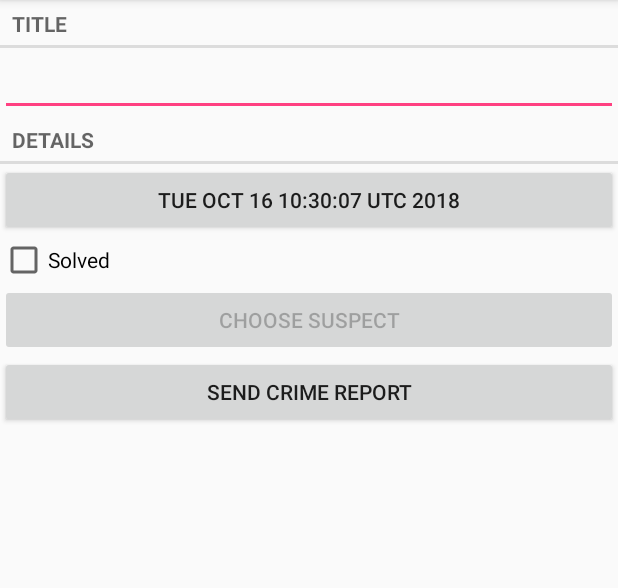
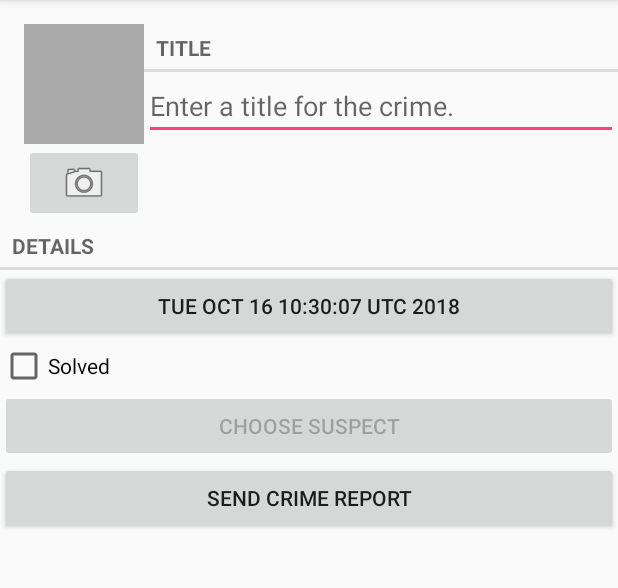
Before and after one commit to LiuShengchieh/Android_Programming, an Android app: the CrimeFragment screen opened directly, with no data from a screen before it, on a phone screen of 412 x 824 dp, the part 84-672 px from its top. Run offline under Robolectric (Android 15) with nearby library versions, the phone set to English and light mode, and no system bars.

Commit message:
第16章

```diff
--- a/CriminalIntent/app/src/main/java/com/bignerdranch/android/criminalintent/Crime.java
+++ b/CriminalIntent/app/src/main/java/com/bignerdranch/android/criminalintent/Crime.java
@@ -1,4 +1,6 @@
 package com.bignerdranch.android.criminalintent;
+
+import android.support.annotation.VisibleForTesting;
 
 import java.util.Date;
 import java.util.UUID;
@@ -65,4 +67,9 @@
     public void setSuspect(String suspect) {
         mSuspect = suspect;
     }
+
+    public String getPhotoFilename() {
+        return "IMG_" + getId().toString() + ".jpg";
+    }
+
 }
--- a/CriminalIntent/app/src/main/java/com/bignerdranch/android/criminalintent/CrimeFragment.java
+++ b/CriminalIntent/app/src/main/java/com/bignerdranch/android/criminalintent/CrimeFragment.java
@@ -4,13 +4,17 @@
 import android.app.DatePickerDialog;
 import android.content.Intent;
 import android.content.pm.PackageManager;
+import android.content.pm.ResolveInfo;
 import android.database.Cursor;
+import android.graphics.Bitmap;
 import android.net.Uri;
 import android.os.Bundle;
 import android.provider.ContactsContract;
+import android.provider.MediaStore;
 import android.support.annotation.Nullable;
 import android.support.v4.app.Fragment;
 import android.support.v4.app.FragmentManager;
+import android.support.v4.content.FileProvider;
 import android.support.v4.os.ResultReceiver;
 import android.support.v4.view.GravityCompat;
 import android.text.Editable;
@@ -24,8 +28,12 @@
 import android.widget.CompoundButton;
 import android.widget.CompoundButton.OnCheckedChangeListener;
 import android.widget.EditText;
+import android.widget.ImageButton;
+import android.widget.ImageView;
 
+import java.io.File;
 import java.util.Date;
+import java.util.List;
 import java.util.UUID;
 
 /**
@@ -43,13 +51,17 @@
 
     private static final int REQUEST_DATE = 0;
     private static final int REQUEST_CONTACT = 1;
+    private static final int REQUEST__PHOTO = 2;
 
     private Crime mCrime;
+    private File mPhotoFile;
     private EditText mTitleField;
     private Button mDateButton;
     private CheckBox mSolvedCheckBox;
     private Button mSuspectButton;
     private Button mReportButton;
+    private ImageButton mPhotoButton;
+    private ImageView mPhotoView;
 
     public static CrimeFragment newInstance(UUID crimeId) {
         Bundle args = new Bundle();
@@ -65,6 +77,7 @@
         super.onCreate(savedInstanceState);
         UUID crimeId = (UUID) getArguments().getSerializable(ARG_CRIME_ID);
         mCrime = CrimeLab.get(getActivity()).getCrime(crimeId);
+        mPhotoFile = CrimeLab.get(getActivity()).getPhotoFile(mCrime);
     }
 
     @Override
@@ -153,11 +166,41 @@
             mSuspectButton.setText(mCrime.getSuspect());
         }
 
-        PackageManager packageManager = getActivity().getPackageManager();
+        final PackageManager packageManager = getActivity().getPackageManager();
         if (packageManager.resolveActivity(pickContact,
                 packageManager.MATCH_DEFAULT_ONLY) == null) {
             mSuspectButton.setEnabled(false);
         }
+
+        mPhotoButton = v.findViewById(R.id.crime_camera);
+        final Intent captureImage = new Intent(MediaStore.ACTION_IMAGE_CAPTURE);
+
+        boolean canTakePhoto = mPhotoFile != null &&
+                captureImage.resolveActivity(packageManager) != null;
+        mPhotoButton.setEnabled(canTakePhoto);
+
+        mPhotoButton.setOnClickListener(new View.OnClickListener() {
+            @Override
+            public void onClick(View view) {
+                Uri uri = FileProvider.getUriForFile(getActivity(),
+                        "com.bignerdranch.android.criminalintent.fileprovider", mPhotoFile);
+                captureImage.putExtra(MediaStore.EXTRA_OUTPUT, uri);
+
+                List<ResolveInfo> cameraActivities = getActivity()
+                        .getPackageManager().queryIntentActivities(captureImage,
+                                packageManager.MATCH_DEFAULT_ONLY);
+
+                for (ResolveInfo activity : cameraActivities) {
+                    getActivity().grantUriPermission(activity.activityInfo.packageName,
+                            uri, Intent.FLAG_GRANT_WRITE_URI_PERMISSION);
+                }
+
+                startActivityForResult(captureImage, REQUEST__PHOTO);
+            }
+        });
+
+        mPhotoView = v.findViewById(R.id.crime_photo);
+        updatePhotoView();
 
         return v;
     }
@@ -194,6 +237,15 @@
             } finally {
                 c.close();
             }
+        } else if (requestCode == REQUEST__PHOTO) {
+            Uri uri = FileProvider.getUriForFile(getActivity(),
+                    "com.bignerdranch.android.criminalintent.fileprovider",
+                    mPhotoFile);
+
+            getActivity().revokeUriPermission(uri,
+                    Intent.FLAG_GRANT_WRITE_URI_PERMISSION);
+
+            updatePhotoView();
         }
     }
 
@@ -224,4 +276,13 @@
 
         return report;
     }
+
+    private void updatePhotoView() {
+        if (mPhotoFile == null || !mPhotoFile.exists()) {
+            mPhotoView.setImageDrawable(null);
+        } else {
+            Bitmap bitmap = PictureUtils.getScaledBitmap(mPhotoFile.getPath(), getActivity());
+            mPhotoView.setImageBitmap(bitmap);
+        }
+    }
 }
--- a/CriminalIntent/app/src/main/java/com/bignerdranch/android/criminalintent/CrimeLab.java
+++ b/CriminalIntent/app/src/main/java/com/bignerdranch/android/criminalintent/CrimeLab.java
@@ -6,6 +6,7 @@
 import android.database.CursorIndexOutOfBoundsException;
 import android.database.sqlite.SQLiteDatabase;
 
+import java.io.File;
 import java.util.ArrayList;
 import java.util.List;
 import java.util.UUID;
@@ -101,6 +102,11 @@
         }
     }
 
+    public File getPhotoFile(Crime crime) {
+        File filesDir = mContext.getFilesDir();
+        return new File(filesDir, crime.getPhotoFilename());
+    }
+
     public void updateCrime(Crime crime) {
         String uuidString = crime.getId().toString();
         ContentValues values = getContentValues(crime);
--- a/CriminalIntent/app/src/main/res/layout/fragment_crime.xml
+++ b/CriminalIntent/app/src/main/res/layout/fragment_crime.xml
@@ -5,17 +5,55 @@
               android:layout_width="match_parent"
               android:layout_height="match_parent">
 
-    <TextView
-        style="?android:listSeparatorTextViewStyle"
+    <LinearLayout
+        android:orientation="horizontal"
         android:layout_width="match_parent"
         android:layout_height="wrap_content"
-        android:text="@string/crime_title_label"/>
+        android:layout_marginLeft="16dp"
+        android:layout_marginTop="16dp">
 
-    <EditText
-        android:id="@+id/crime_title"
-        android:layout_width="match_parent"
-        android:layout_height="wrap_content"
-        android:text="@string/crime_title_hint"/>
+        <LinearLayout
+            android:orientation="vertical"
+            android:layout_width="wrap_content"
+            android:layout_height="wrap_content">
+
+            <ImageView
+                android:id="@+id/crime_photo"
+                android:layout_width="80dp"
+                android:layout_height="80dp"
+                android:scaleType="centerInside"
+                android:cropToPadding="true"
+                android:background="@android:color/darker_gray"/>
+
+            <ImageButton
+                android:id="@+id/crime_camera"
+                android:layout_width="match_parent"
+                android:layout_height="wrap_content"
+                android:src="@android:drawable/ic_menu_camera"/>
+
+        </LinearLayout>
+
+        <LinearLayout
+            android:orientation="vertical"
+            android:layout_width="0dp"
+            android:layout_height="wrap_content"
+            android:layout_weight="1">
+
+            <TextView
+                android:layout_width="match_parent"
+                android:layout_height="wrap_content"
+                android:text="@string/crime_title_label"
+                style="?android:listSeparatorTextViewStyle"/>
+
+            <EditText
+                android:id="@+id/crime_title"
+                android:layout_width="match_parent"
+                android:layout_height="wrap_content"
+                android:hint="@string/crime_title_hint"/>
+
+        </LinearLayout>
+
+    </LinearLayout>
 
     <TextView
         style="?android:listSeparatorTextViewStyle"
--- /dev/null
+++ b/CriminalIntent/app/src/main/res/xml/files.xml
@@ -0,0 +1,4 @@
+<?xml version="1.0" encoding="utf-8"?>
+<paths>
+    <files-path name="crime_photos" path="."/>
+</paths>
```
Also changed, not shown: CriminalIntent/app/src/main/AndroidManifest.xml (+12 -0 lines), CriminalIntent/app/src/main/java/com/bignerdranch/android/criminalintent/PictureUtils.java (added, +50 -0 lines).
